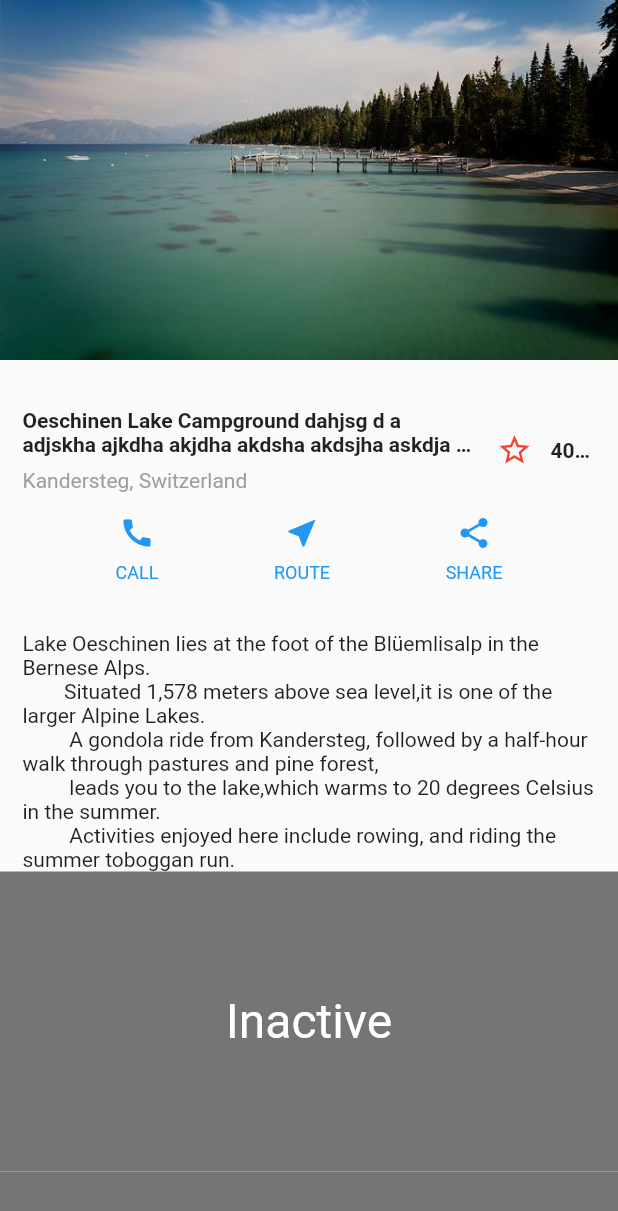
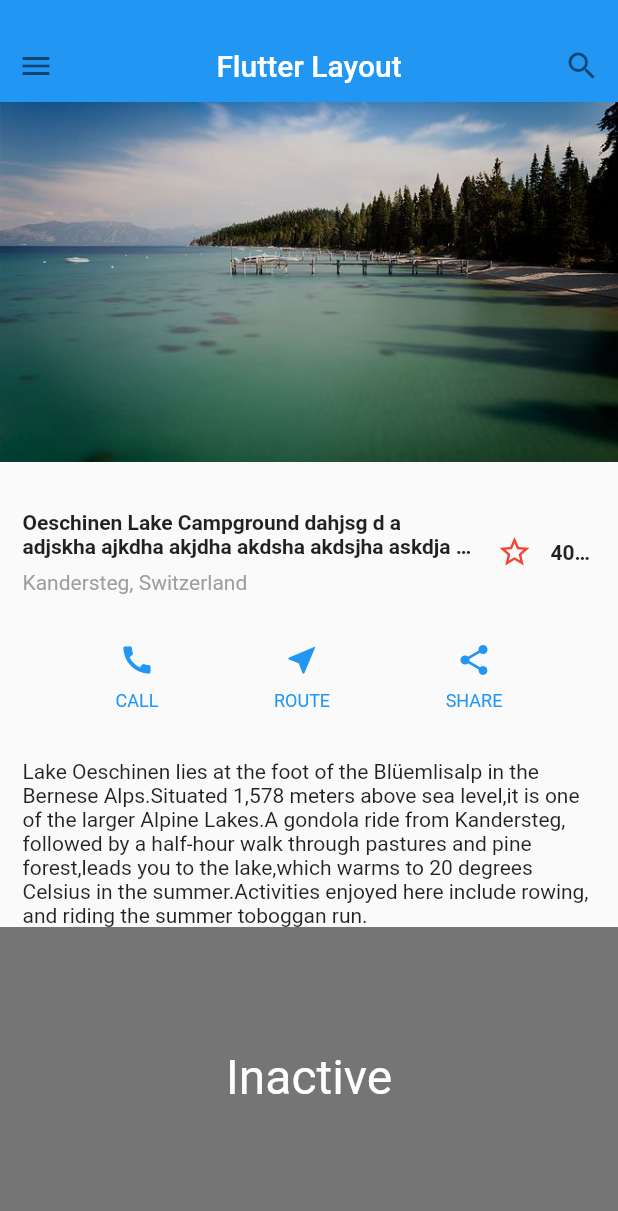
Before and after one commit to qijinfeng/FlutterLayout, a Flutter app: the screen it shows after launch, after a tap on the "star" icon, on a phone screen of 412 x 824 dp. Shown: the top 1211 px of the screen. Run offline on Flutter 3.47's test engine with Material 2 defaults, Android fonts, the phone set to English and light mode, and no system bars.

Commit message:
添加一个TopBar，整理ListView的代码

```diff
--- a/lib/main.dart
+++ b/lib/main.dart
@@ -6,9 +6,101 @@ void main() => runApp(new MyApp());
 class MyApp extends StatelessWidget {
   @override
   Widget build(BuildContext context) {
-    Widget titleSection = new Container(
+    return new MaterialApp(
+      title: "Flutter Layout",
+      theme: new ThemeData(
+        primarySwatch: Colors.blue,
+      ),
+      home: new Scaffold(
+          body: new Column(
+            mainAxisAlignment: MainAxisAlignment.start, //主轴
+            crossAxisAlignment: CrossAxisAlignment.center, //交叉轴
+            children: <Widget>[
+              new MyAppBar(
+                title: new Text(
+                  'Flutter Layout',
+                  style: Theme
+                      .of(context)
+                      .primaryTextTheme
+                      .title,
+                ),
+              ),
+              new Expanded(
+                child: new ListView(
+                  padding: EdgeInsets.all(0),
+                  shrinkWrap: true, //内容适配
+                  children: [
+                    new Image.asset(
+                      'images/lake.jpg',
+                      width: 600.0,
+                      height: 240.0,
+                      fit: BoxFit.cover,
+                    ),
+                    new TitleSectionWidget(),
+                    new ButtonSectionWidget(),
+                    new TextSectionWidget(),
+                    new TapBoxA(),
+                    new TapBParentWidget(),
+                    new TapCParentWidget(),
+                    new FormWidget(),
+                  ],
+                ),
+              ),
+            ],
+          )
+      ),
+    );
+  }
+}
+
+
+class MyAppBar extends StatelessWidget {
+  MyAppBar({Key key, this.title}) :super(key: key);
+
+  // Widget子类中的字段往往都会定义为"final"
+
+  final Widget title;
+
+  @override
+  Widget build(BuildContext context) {
+    return new Container(
+//      height: 60.0,  //单位是逻辑上的像素（并非真实的像素，类似于浏览器中的像素）
+      padding: const EdgeInsets.only(top: 20,),
+      margin: const EdgeInsets.all(0),
+      decoration: new BoxDecoration(color: Colors.blue[500]),
+      // Row 是水平方向的线性布局（linear layout）
+      child: new Row(
+        //列表项的类型是 <Widget>
+        children: <Widget>[
+          new IconButton(
+            icon: new Icon(Icons.menu, color: Colors.black54,),
+            tooltip: 'Navigation menu',
+            onPressed: null, // null 会禁用 button
+          ),
+          // Expanded expands its child to fill the available space.
+          new Expanded(
+            child: Center(child: title,),
+          ),
+          new IconButton(
+            icon: new Icon(Icons.search, color: Colors.black54,),
+            tooltip: 'Search',
+            onPressed: null,
+          ),
+        ],
+      ),
+    );
+  }
+}
+
+
+class TitleSectionWidget extends StatelessWidget {
+  TitleSectionWidget({Key key}) :super(key: key);
+
+  @override
+  Widget build(BuildContext context) {
+    return new Container(
       padding: const EdgeInsets.only(
-          top: 32.0, left: 15, right: 15, bottom: 15),
+          top: 32.0, left: 15, right: 15, bottom: 32),
       child: new Row(
         children: [
           new Expanded(
@@ -41,8 +133,15 @@ class MyApp extends StatelessWidget {
         ],
       ),
     );
+  }
+}
 
-    Widget buttonSection = new Container(
+class ButtonSectionWidget extends StatelessWidget {
+  ButtonSectionWidget({Key key}) :super(key: key);
+
+  @override
+  Widget build(BuildContext context) {
+    return new Container(
       child: new Row(
         mainAxisAlignment: MainAxisAlignment.spaceEvenly,
         children: [
@@ -50,43 +149,6 @@ class MyApp extends StatelessWidget {
           buildButtonColumn(context, Icons.near_me, 'ROUTE'),
           buildButtonColumn(context, Icons.share, 'SHARE'),
         ],
-      ),
-    );
-
-    Widget textSection = new Container(
-      padding: const EdgeInsets.only(top: 32.0, left: 15.0, right: 15.0),
-      child: new Text(
-        '''Lake Oeschinen lies at the foot of the Blüemlisalp in the Bernese Alps.
-        Situated 1,578 meters above sea level,it is one of the larger Alpine Lakes.
-         A gondola ride from Kandersteg, followed by a half-hour walk through pastures and pine forest,
-         leads you to the lake,which warms to 20 degrees Celsius in the summer.
-         Activities enjoyed here include rowing, and riding the summer toboggan run.''',
-        softWrap: true,
-      ),
-    );
-
-    return new MaterialApp(
-      title: "Flutter Layout",
-      theme: new ThemeData(
-        primarySwatch: Colors.blue,
-      ),
-      home: new Scaffold(
-        body: new ListView(
-          children: [
-            new Image.asset(
-              'images/lake.jpg',
-              width: 600.0,
-              height: 240.0,
-              fit: BoxFit.cover,
-            ),
-            titleSection,
-            buttonSection,
-            textSection,
-            new TapBoxA(),
-            new TapBParentWidget(),
-            new TapCParentWidget()
-          ],
-        ),
       ),
     );
   }
@@ -116,28 +178,45 @@ class MyApp extends StatelessWidget {
   }
 }
 
-///有状态的widget,点击改变数量
-class FavoriteWidget extends StatefulWidget {
+
+class TextSectionWidget extends StatelessWidget {
+  TextSectionWidget({Key key}) :super(key: key);
+
   @override
-  State<StatefulWidget> createState() {
-    return new _FavoriteWidgetState();
+  Widget build(BuildContext context) {
+    return new Container(
+      padding: const EdgeInsets.only(top: 32.0, left: 15.0, right: 15.0),
+      child: new Text(
+        '''Lake Oeschinen lies at the foot of the Blüemlisalp in the Bernese Alps.Situated 1,578 meters above sea level,it is one of the larger Alpine Lakes.A gondola ride from Kandersteg, followed by a half-hour walk through pastures and pine forest,leads you to the lake,which warms to 20 degrees Celsius in the summer.Activities enjoyed here include rowing, and riding the summer toboggan run.''',
+        softWrap: true,
+      ),
+    );
   }
 }
 
+
+///有状态的widget,点击改变数量
+class FavoriteWidget extends StatefulWidget {
+  FavoriteWidget({Key key}) :super(key: key);
+
+  @override
+  _FavoriteWidgetState createState() => new _FavoriteWidgetState();
+}
+
 class _FavoriteWidgetState extends State<FavoriteWidget> {
-  bool _isFavorited = true;
+  bool _isFavorite = true;
   int _favoriteCount = 4000001;
 
   void _toggleFavorite() {
     setState(() {
       // If the lake is currently favorited, unfavorite it.
-      if (_isFavorited) {
+      if (_isFavorite) {
         _favoriteCount -= 1;
-        _isFavorited = false;
+        _isFavorite = false;
         // Otherwise, favorite it.
       } else {
         _favoriteCount += 1;
-        _isFavorited = true;
+        _isFavorite = true;
       }
     });
   }
@@ -150,7 +229,7 @@ class _FavoriteWidgetState extends State<FavoriteWidget> {
         new Container(
           padding: new EdgeInsets.all(0.0),
           child: new IconButton(
-            icon: (_isFavorited
+            icon: (_isFavorite
                 ? new Icon(Icons.star)
                 : new Icon(Icons.star_border)),
             color: Colors.red[500],
@@ -381,3 +460,44 @@ class _TapBoxCState extends State<TapBoxC> {
     );
   }
 }
+
+
+//------------------------From------------------
+class FormWidget extends StatefulWidget {
+  FormWidget({Key key}) :super(key: key);
+
+  @override
+  _FormWidgetState createState() => new _FormWidgetState();
+}
+
+class _FormWidgetState extends State<FormWidget> {
+  final _formKey = GlobalKey<FormState>();
+
+  @override
+  Widget build(BuildContext context) {
+    return new Form(
+        child: new Column(
+          crossAxisAlignment: CrossAxisAlignment.start,
+          children: <Widget>[
+            new TextFormField(
+              validator: (value) {
+                if (value.isEmpty) {
+                  return 'Please enter some text';
+                }
+                return null;
+              },
+            ), new Padding(
+              padding: const EdgeInsets.symmetric(vertical: 16.0),
+              child: new RaisedButton(
+                onPressed: () {
+                  if (_formKey.currentState.validate()) {
+
+                  }
+                },
+                child: Text('submit'),
+              ),
+            )
+          ],
+        ));
+  }
+}
```
